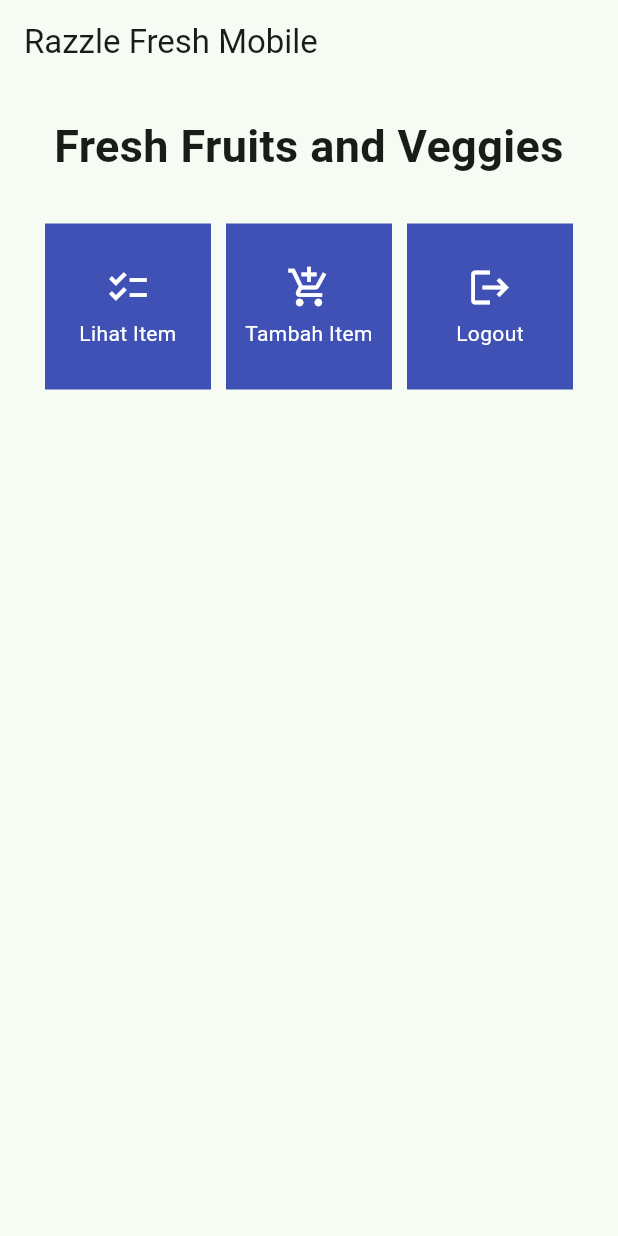
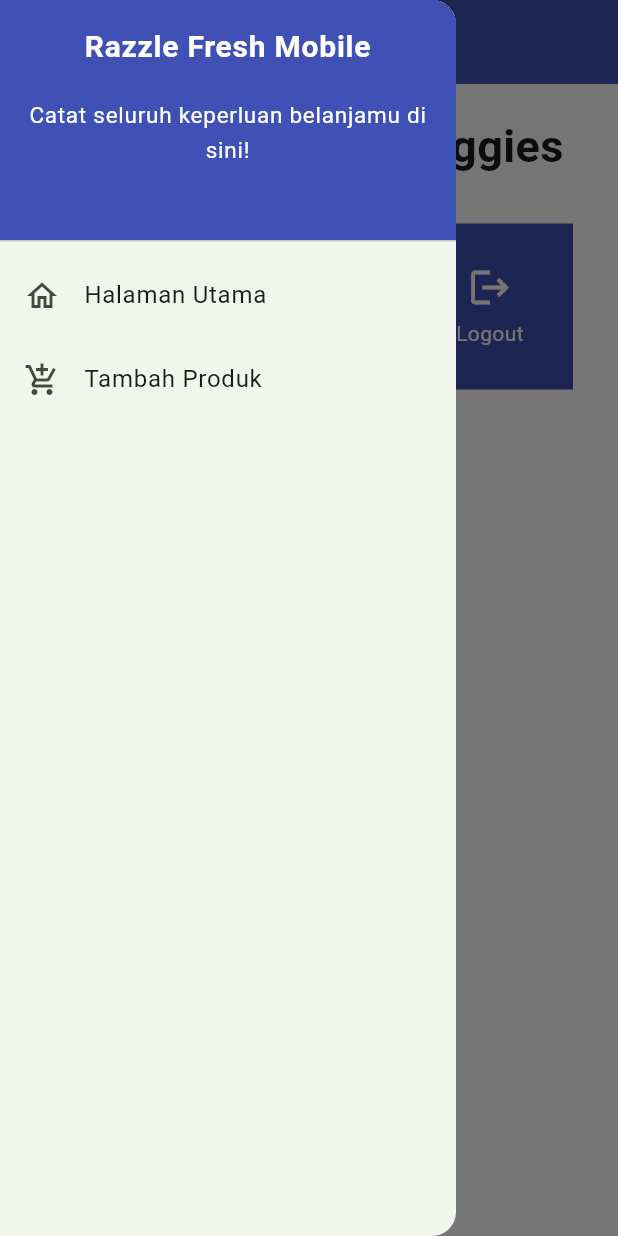
Before and after one commit to astrialyanda/razzle-fresh-mobile, a Flutter app: the screen it shows after launch, with the side drawer open (before the commit the screen has no drawer), on a phone screen of 412 x 824 dp. Run offline on Flutter 3.47's test engine with Material 2 defaults, Android fonts, the phone set to English and light mode, and no system bars.

Commit message:
done tugas 8

```diff
--- a/lib/main.dart
+++ b/lib/main.dart
@@ -1,5 +1,5 @@
 import 'package:flutter/material.dart';
-import 'package:razzle_fresh_mobile/menu.dart';
+import 'package:razzle_fresh_mobile/screens/menu.dart';
 
 void main() {
   runApp(const MyApp());
@@ -31,6 +31,7 @@
         // tested with just a hot reload.
         colorScheme:
             ColorScheme.fromSeed(seedColor: Color.fromARGB(255, 99, 216, 136)),
+        scaffoldBackgroundColor: const Color.fromARGB(255, 255, 255, 255),
         useMaterial3: true,
       ),
       home: MyHomePage(),
--- a/lib/menu.dart
+++ b/lib/screens/menu.dart
@@ -1,57 +1,6 @@
 import 'package:flutter/material.dart';
-
-class ShopCard extends StatelessWidget {
-  final ShopItem item;
-
-  const ShopCard(this.item, {super.key}); // Constructor
-
-  @override
-  Widget build(BuildContext context) {
-    return Material(
-      color: Colors.indigo,
-      child: InkWell(
-        // Area responsive terhadap sentuhan
-        onTap: () {
-          // Memunculkan SnackBar ketika diklik
-          ScaffoldMessenger.of(context)
-            ..hideCurrentSnackBar()
-            ..showSnackBar(SnackBar(
-                content: Text("Kamu telah menekan tombol ${item.name}!")));
-        },
-        child: Container(
-          // Container untuk menyimpan Icon dan Text
-          padding: const EdgeInsets.all(8),
-          child: Center(
-            child: Column(
-              mainAxisAlignment: MainAxisAlignment.center,
-              children: [
-                Icon(
-                  item.icon,
-                  color: Colors.white,
-                  size: 30.0,
-                ),
-                const Padding(padding: EdgeInsets.all(3)),
-                Text(
-                  item.name,
-                  textAlign: TextAlign.center,
-                  style: const TextStyle(color: Colors.white),
-                ),
-              ],
-            ),
-          ),
-        ),
-      ),
-    );
-  }
-}
-
-class ShopItem {
-  final String name;
-  final IconData icon;
-  final Color color;
-
-  ShopItem(this.name, this.icon, this.color);
-}
+import 'package:razzle_fresh_mobile/widgets/left_drawer.dart';
+import 'package:razzle_fresh_mobile/widgets/shop_card.dart';
 
 class MyHomePage extends StatelessWidget {
   MyHomePage({Key? key}) : super(key: key);
@@ -85,7 +34,10 @@
         title: const Text(
           'Razzle Fresh Mobile',
         ),
+        backgroundColor: Colors.indigo,
+        foregroundColor: Colors.white,
       ),
+      drawer: const LeftDrawer(),
       body: SingleChildScrollView(
         // Widget wrapper yang dapat discroll
         child: Padding(
--- /dev/null
+++ b/lib/widgets/left_drawer.dart
@@ -0,0 +1,67 @@
+import 'package:flutter/material.dart';
+import 'package:razzle_fresh_mobile/screens/menu.dart';
+import 'package:razzle_fresh_mobile/screens/shoplist_form.dart';
+
+class LeftDrawer extends StatelessWidget {
+  const LeftDrawer({super.key});
+
+  @override
+  Widget build(BuildContext context) {
+    return Drawer(
+      child: ListView(
+        children: [
+          const DrawerHeader(
+            decoration: BoxDecoration(
+              color: Colors.indigo,
+            ),
+            child: Column(
+              children: [
+                Text(
+                  'Razzle Fresh Mobile',
+                  textAlign: TextAlign.center,
+                  style: TextStyle(
+                    fontSize: 20,
+                    fontWeight: FontWeight.bold,
+                    color: Colors.white,
+                  ),
+                ),
+                Padding(padding: EdgeInsets.all(10)),
+                Text("Catat seluruh keperluan belanjamu di sini!",
+                    textAlign: TextAlign.center,
+                    style: TextStyle(
+                      fontSize: 15,
+                      fontWeight: FontWeight.normal,
+                      color: Colors.white,
+                    )),
+              ],
+            ),
+          ),
+          ListTile(
+            leading: const Icon(Icons.home_outlined),
+            title: const Text('Halaman Utama'),
+            // Bagian redirection ke MyHomePage
+            onTap: () {
+              Navigator.pushReplacement(
+                  context,
+                  MaterialPageRoute(
+                    builder: (context) => MyHomePage(),
+                  ));
+            },
+          ),
+          ListTile(
+            leading: const Icon(Icons.add_shopping_cart),
+            title: const Text('Tambah Produk'),
+            // Bagian redirection ke MyHomePage
+            onTap: () {
+              Navigator.pushReplacement(
+                  context,
+                  MaterialPageRoute(
+                    builder: (context) => ShopFormPage(),
+                  ));
+            },
+          ),
+        ],
+      ),
+    );
+  }
+}
--- /dev/null
+++ b/lib/widgets/shop_card.dart
@@ -0,0 +1,60 @@
+import 'package:flutter/material.dart';
+import 'package:razzle_fresh_mobile/screens/shoplist_form.dart';
+
+class ShopCard extends StatelessWidget {
+  final ShopItem item;
+
+  const ShopCard(this.item, {super.key}); // Constructor
+
+  @override
+  Widget build(BuildContext context) {
+    return Material(
+      color: Colors.indigo,
+      child: InkWell(
+        // Area responsive terhadap sentuhan
+        onTap: () {
+          // Memunculkan SnackBar ketika diklik
+          ScaffoldMessenger.of(context)
+            ..hideCurrentSnackBar()
+            ..showSnackBar(SnackBar(
+                content: Text("Kamu telah menekan tombol ${item.name}!")));
+
+          if (item.name == "Tambah Item") {
+            Navigator.push(context,
+                MaterialPageRoute(builder: (context) => const ShopFormPage()));
+          }
+        },
+        child: Container(
+          // Container untuk menyimpan Icon dan Text
+          padding: const EdgeInsets.all(8),
+          child: Center(
+            child: Column(
+              mainAxisAlignment: MainAxisAlignment.center,
+              children: [
+                Icon(
+                  item.icon,
+                  color: Colors.white,
+                  size: 30.0,
+                ),
+                const Padding(padding: EdgeInsets.all(3)),
+                Text(
+                  item.name,
+                  textAlign: TextAlign.center,
+                  style: const TextStyle(color: Colors.white),
+                ),
+              ],
+            ),
+          ),
+        ),
+      ),
+    );
+  }
+}
+
+class ShopItem {
+  final String name;
+  final IconData icon;
+  final Color color;
+
+  ShopItem(this.name, this.icon, this.color);
+}
```
Also changed, not shown: lib/screens/shoplist_form.dart (added, +156 -0 lines), 1 other file.
